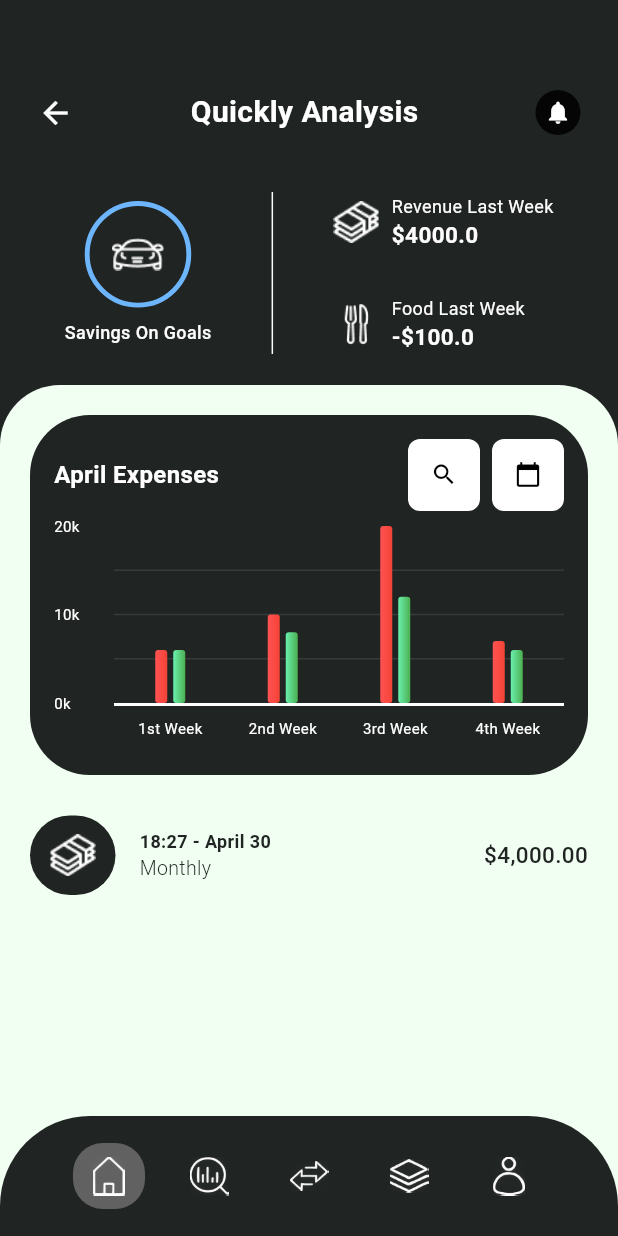
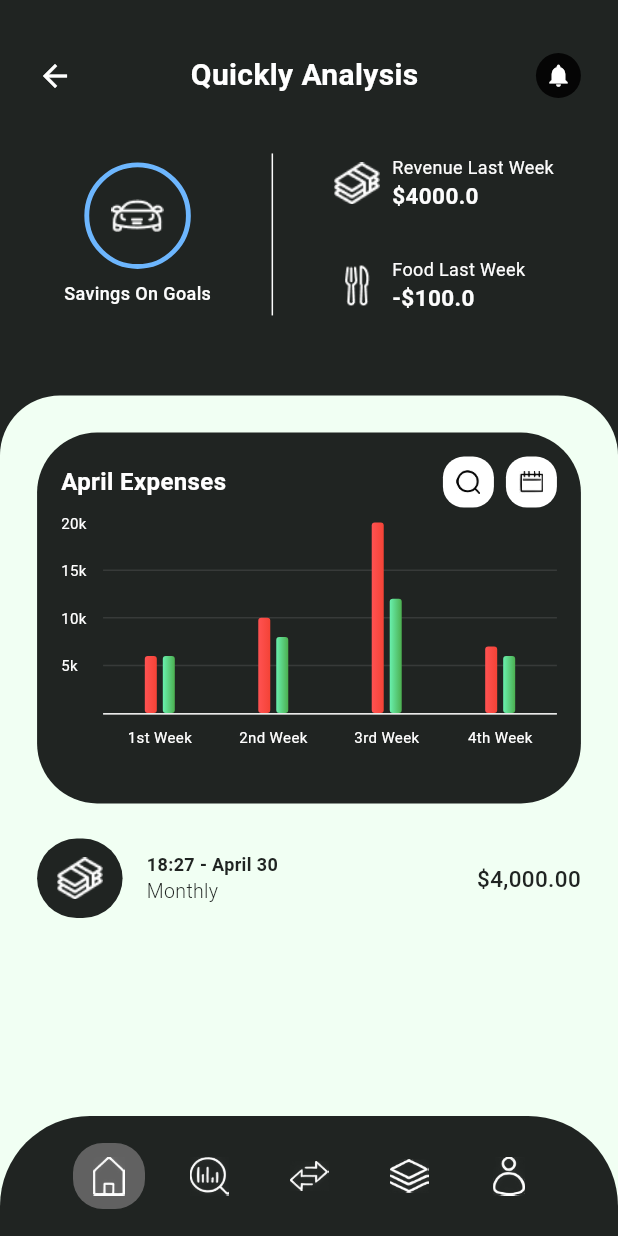
Before and after one commit to dyeafsnsein/SBMA, a Flutter app: the QuickAnalysis screen opened directly, on a phone screen of 412 x 824 dp. Run offline on Flutter 3.47's test engine with Material 3 defaults, Android fonts, the light colour scheme and no system bars; drawn by our look-alikes of fl_chart; Roboto replaces fonts that are missing (Poppins).

Commit message:
6 commit

```diff
--- a/lib/pages/Home.dart
+++ b/lib/pages/Home.dart
@@ -65,6 +65,13 @@ class _HomeState extends State<Home> {
       {
       'icon': 'lib/pages/assets/Pantry.png',
       'time': '17:00 - April 24',
+      'category': 'Pantry',
+      'amount': '-\$100.00',
+    },
+
+         {
+      'icon': 'lib/pages/assets/Pantry.png',
+      'time': '18:00 - April 24',
       'category': 'Pantry',
       'amount': '-\$100.00',
     },
--- a/lib/pages/QuickAnalysis.dart
+++ b/lib/pages/QuickAnalysis.dart
@@ -55,6 +55,19 @@ class _QuickAnalysisState extends State<QuickAnalysis> {
 
   @override
   Widget build(BuildContext context) {
+    final Size screenSize = MediaQuery.of(context).size;
+    final double paddingTop = MediaQuery.of(context).padding.top;
+    final double height = screenSize.height;
+    final double width = screenSize.width;
+
+    // Calculate responsive dimensions
+    final double topSectionHeight = height * 0.32; // 32% of screen height
+    final double bottomSectionHeight = height * 0.68; // 68% of screen height
+    final double horizontalPadding = width * 0.06; // 6% of screen width
+    final double verticalPadding = height * 0.02; // 2% of screen height
+    final double chartHeight = height * 0.25; // 25% of screen height
+    final double spaceBetween = height * 0.02; // 2% of screen height
+
     return AnnotatedRegion<SystemUiOverlayStyle>(
       value: SystemUiOverlayStyle.light.copyWith(
         statusBarColor: Colors.transparent,
@@ -66,13 +79,19 @@ class _QuickAnalysisState extends State<QuickAnalysis> {
           children: [
             Column(
               children: [
-                Expanded(
-                  flex: 38,
+                SizedBox(
+                  height: topSectionHeight,
                   child: Container(
                     color: const Color(0xFF202422),
                     child: Padding(
-                      padding: const EdgeInsets.fromLTRB(25, 60, 25, 10),
+                      padding: EdgeInsets.fromLTRB(
+                        horizontalPadding,
+                        paddingTop + verticalPadding,
+                        horizontalPadding,
+                        verticalPadding,
+                      ),
                       child: Column(
+                        mainAxisAlignment: MainAxisAlignment.spaceEvenly,
                         children: [
                           QuickAnalysisHeader(
                             onBackPressed: () => Navigator.pop(context),
@@ -80,13 +99,12 @@ class _QuickAnalysisState extends State<QuickAnalysis> {
                               // Handle notification tap
                             },
                           ),
-                          const SizedBox(height: 20),
                           GoalOverview(
                             goalIcon: 'lib/pages/assets/Car.png',
                             goalText: 'Savings On Goals',
                             revenueLastWeek: 4000.00,
                             foodLastWeek: 100.00,
-                            onTap: () {}, // Add tap handler if needed
+                            onTap: () {},
                           ),
                         ],
                       ),
@@ -94,7 +112,6 @@ class _QuickAnalysisState extends State<QuickAnalysis> {
                   ),
                 ),
                 Expanded(
-                  flex: 84,
                   child: Container(
                     decoration: const BoxDecoration(
                       color: Color(0xFFF1FFF3),
@@ -104,15 +121,17 @@ class _QuickAnalysisState extends State<QuickAnalysis> {
                       ),
                     ),
                     child: Padding(
-                      padding: const EdgeInsets.all(20.0),
+                      padding: EdgeInsets.all(horizontalPadding),
                       child: Column(
                         children: [
-                          FlBarChart(
-                            expenses: _expenses,
-                            income: _income,
-                            labels: _chartLabels,
+                          Flexible(
+                            child: FlBarChart(
+                              expenses: _expenses,
+                              income: _income,
+                              labels: _chartLabels,
+                            ),
                           ),
-                          const SizedBox(height: 20),
+                          SizedBox(height: spaceBetween),
                           Expanded(
                             child: TransactionList(
                               transactions: _transactions,
@@ -125,8 +144,10 @@ class _QuickAnalysisState extends State<QuickAnalysis> {
                 ),
               ],
             ),
-            Align(
-              alignment: Alignment.bottomCenter,
+            Positioned(
+              bottom: 0,
+              left: 0,
+              right: 0,
               child: BottomNavBar(
                 iconPaths: _iconPaths,
                 selectedIndex: _selectedIndex,
--- a/lib/pages/components/fl_bar_chart.dart
+++ b/lib/pages/components/fl_bar_chart.dart
@@ -38,28 +38,34 @@ class FlBarChart extends StatelessWidget {
               Row(
                 children: [
                   Container(
+                    width: 34,
+                    height: 34,
                     decoration: BoxDecoration(
                       color: Colors.white,
-                      borderRadius: BorderRadius.circular(8),
+                      borderRadius: BorderRadius.circular(14),
                     ),
-                    child: IconButton(
-                      icon: const Icon(Icons.search, color: Colors.black),
-                      onPressed: () {},
-                      padding: EdgeInsets.zero,
-                      iconSize: 18,
+                    child: Center(
+                      child: Image.asset(
+                        'lib/pages/assets/Search.png',
+                        width: 16,
+                        height: 16,
+                      ),
                     ),
                   ),
                   const SizedBox(width: 8),
                   Container(
+                    width: 34,
+                    height: 34,
                     decoration: BoxDecoration(
                       color: Colors.white,
-                      borderRadius: BorderRadius.circular(8),
+                      borderRadius: BorderRadius.circular(14),
                     ),
-                    child: IconButton(
-                      icon: const Icon(Icons.calendar_today, color: Colors.black),
-                      onPressed: () {},
-                      padding: EdgeInsets.zero,
-                      iconSize: 18,
+                    child: Center(
+                      child: Image.asset(
+                        'lib/pages/assets/Calendar.png',
+                        width: 16,
+                        height: 16,
+                      ),
                     ),
                   ),
                 ],
@@ -73,6 +79,7 @@ class FlBarChart extends StatelessWidget {
               BarChartData(
                 alignment: BarChartAlignment.spaceAround,
                 maxY: 20,
+                minY: 0,
                 barTouchData: BarTouchData(
                   touchTooltipData: BarTouchTooltipData(
                     getTooltipItem: (group, groupIndex, rod, rodIndex) {
@@ -104,22 +111,21 @@ class FlBarChart extends StatelessWidget {
                         }
                         return const SizedBox();
                       },
-                      reservedSize: 30,
+                      reservedSize: 22,
                     ),
                   ),
                   leftTitles: AxisTitles(
                     sideTitles: SideTitles(
                       showTitles: true,
-                      reservedSize: 40,
+                      reservedSize: 28,
+                      interval: 5,
                       getTitlesWidget: (value, meta) {
-                        return Padding(
-                          padding: const EdgeInsets.only(right: 4.0),
-                          child: Text(
-                            '${value.toInt()}k',
-                            style: const TextStyle(
-                              color: Colors.white,
-                              fontSize: 10,
-                            ),
+                        if (value == 0) return const SizedBox();
+                        return Text(
+                          '${value.toInt()}k',
+                          style: const TextStyle(
+                            color: Colors.white,
+                            fontSize: 10,
                           ),
                         );
                       },
@@ -140,13 +146,14 @@ class FlBarChart extends StatelessWidget {
                     color: Colors.white.withOpacity(0.1),
                     strokeWidth: 1,
                   ),
+                  checkToShowHorizontalLine: (value) => value != 0,
                 ),
                 borderData: FlBorderData(
                   show: true,
                   border: const Border(
                     bottom: BorderSide(
                       color: Colors.white,
-                      width: 2,
+                      width: 1,
                     ),
                   ),
                 ),
--- a/pubspec.yaml
+++ b/pubspec.yaml
@@ -73,6 +73,8 @@ flutter:
     - lib/pages/assets/Pantry.png
     - lib/pages/assets/Check.png
     - lib/pages/assets/Rent.png
+    - lib/pages/assets/Calendar.png
+    - lib/pages/assets/Search.png
 
 
 
```
Also changed, not shown: lib/pages/assets/Calendar.png (added), lib/pages/assets/Search.png (added).
